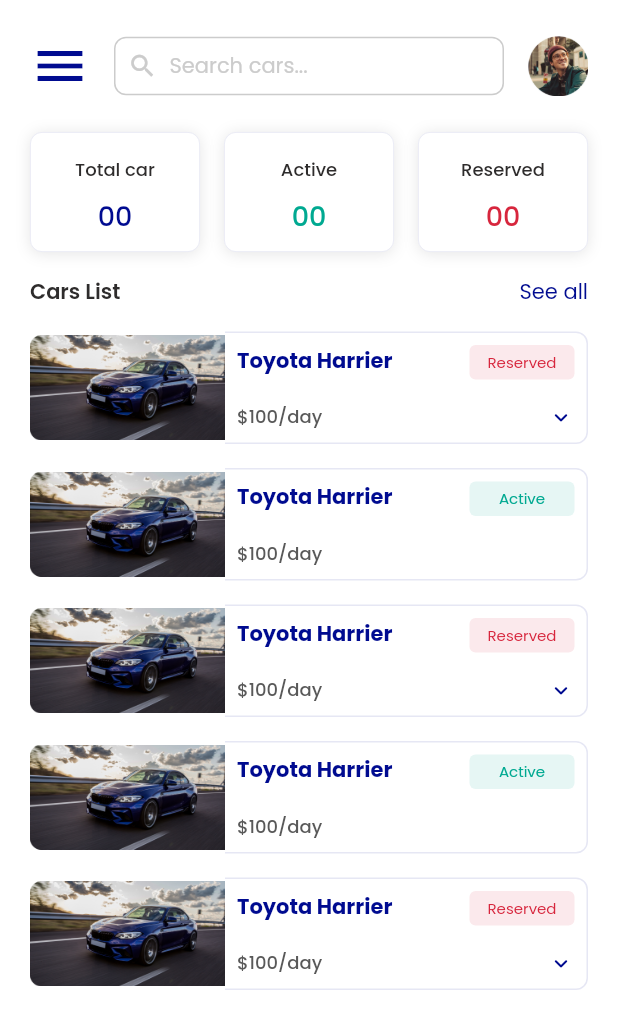
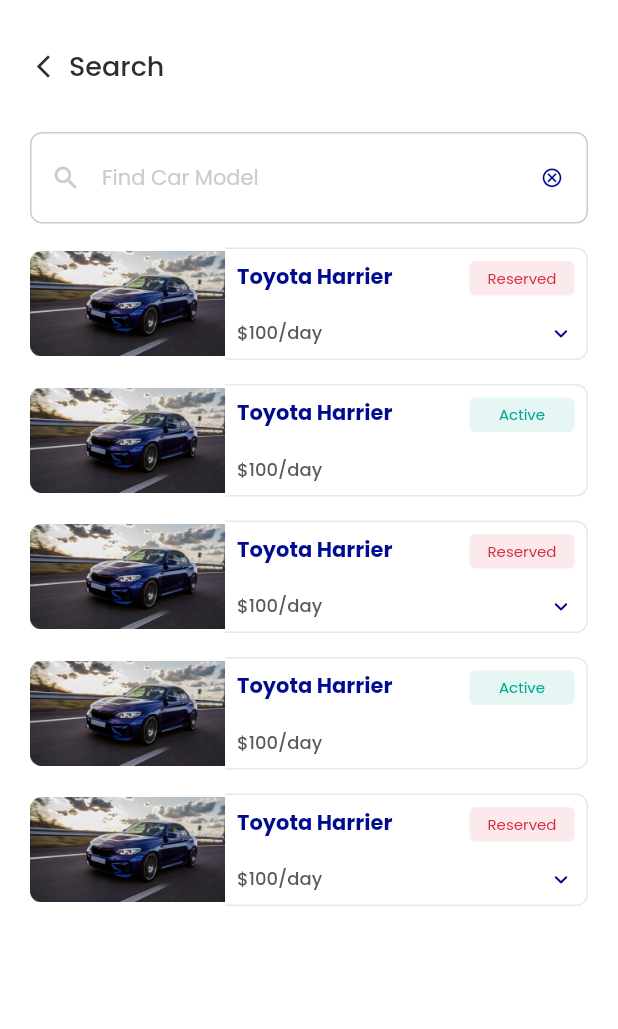
Before and after one commit to bdCalling-Sdt-hub/Renti-Host, a Flutter app: the HomeScreen screen opened by its route, after a tap on "Search cars...", on a phone screen of 412 x 824 dp. Shown: the top 1029 px of the screen. Run offline on Flutter 3.47's test engine with Material 2 defaults, Android fonts, the phone set to English and light mode, and no system bars; our stand-ins replace dotted_border, flutter_rating_bar, flutter_slidable, flutter_svg, get, google_fonts and 3 more.

Commit message:
fix NavBar and Search Screen

```diff
--- a/lib/core/route/app_route.dart
+++ b/lib/core/route/app_route.dart
@@ -10,6 +10,11 @@
 import 'package:renti_host/view/screens/auth/signin/sign_in_screen.dart';
 import 'package:renti_host/view/screens/auth/signup/sign_up_screen.dart';
 import 'package:renti_host/view/screens/auth/signup_continue/sign_up_continue.dart';
+import 'package:renti_host/view/screens/message/messages/messages_screen.dart';
+import 'package:renti_host/view/screens/navbar/custom_navbar.dart';
+import 'package:renti_host/view/screens/profile/profile_screen.dart';
+import 'package:renti_host/view/screens/rent_request/user_request/user_request_screen.dart';
+import 'package:renti_host/view/screens/search/search_screen.dart';
 import 'package:renti_host/view/screens/select_language/select_language_screen.dart';
 import 'package:renti_host/view/screens/splash/splash_screen.dart';
 
@@ -29,7 +34,13 @@
   static const String kycNumberVerification = "/kyc_number_verification";
   static const String kycEmailVerification = "/kyc_email_verification";
 
+  static const String navigation = "/navigation";
   static const String homeScreen = "/home_screen";
+  static const String rentScreen = "/rent_screen";
+  static const String messageScreen = "/message_screen";
+  static const String profileScreen = "/profile_screen";
+
+  static const String searchScreen = "/search_screen";
 
   static List<GetPage> routes = [
 
@@ -47,6 +58,13 @@
     GetPage(name: kycNumberVerification, page: ()=> const KYCNumberVerification()),
     GetPage(name: kycEmailVerification, page: ()=> const KYCEmailVerification()),
 
+    GetPage(name: navigation, page: ()=> const CustomNavBar()),
     GetPage(name: homeScreen, page: ()=> const HomeScreen()),
+    GetPage(name: rentScreen, page: ()=> const UserRequestScreen()),
+    GetPage(name: messageScreen, page: ()=> const MessageScreen()),
+    GetPage(name: profileScreen, page: ()=> const ProfileScreen()),
+
+    //Inner Screens
+    GetPage(name: searchScreen, page: ()=> const SearchScreen()),
   ];
 }
--- a/lib/utils/app_icons.dart
+++ b/lib/utils/app_icons.dart
@@ -22,4 +22,6 @@
   static const String support = "$basePath/support.svg";
   static const String termsConditions = "$basePath/terms_conditions.svg";
   static const String userList = "$basePath/user_list.svg";
+  static const String home = "$basePath/home.svg";
+  static const String message = "$basePath/message.svg";
 }
--- a/lib/utils/app_static_strings.dart
+++ b/lib/utils/app_static_strings.dart
@@ -122,6 +122,11 @@
   static const String end = "End: ";
   static const String seeAll = "See all";
 
+  //Search Screen All Strings\
+  static const String search = "Search";
+  static const String findCarModel = "Find Car Model";
+
+
   //logOut pop up Strings
   static const String alertMessage = "You sure want to log out";
   static const String yes = "Yes";
--- a/lib/view/screens/ home/home_screen.dart
+++ b/lib/view/screens/ home/home_screen.dart
@@ -3,6 +3,7 @@
 import 'package:get/get.dart';
 import 'package:renti_host/core/route/app_route.dart';
 import 'package:renti_host/utils/app_colors.dart';
+import 'package:renti_host/utils/app_icons.dart';
 import 'package:renti_host/utils/app_images.dart';
 import 'package:renti_host/utils/app_static_strings.dart';
 import 'package:renti_host/view/screens/%20home/inner_widgets/home_car_list.dart';
@@ -79,7 +80,9 @@
               ),
               Expanded(
                 child: GestureDetector(
-                  onTap: () {},
+                  onTap: () {
+                    Get.toNamed(AppRoute.searchScreen);
+                  },
                   child: Container(
                     margin: const EdgeInsets.symmetric(horizontal: 16),
                     padding:
@@ -113,15 +116,16 @@
         ),
         body: LayoutBuilder(
           builder: (BuildContext context, BoxConstraints constraints) {
-            return const SingleChildScrollView(
-              physics: BouncingScrollPhysics(),
-              padding: EdgeInsets.symmetric(horizontal: 20, vertical: 24),
+            return  SingleChildScrollView(
+              physics: const BouncingScrollPhysics(),
+              padding: const EdgeInsets.symmetric(horizontal: 20, vertical: 24),
               child: Column(
                 crossAxisAlignment: CrossAxisAlignment.center,
                 mainAxisAlignment: MainAxisAlignment.center,
                 children: [
-                  HomeTopSection(),
-                 /* const SizedBox(height: 80),
+                  const HomeTopSection(),
+
+                  const SizedBox(height: 80),
                   const CustomImage(
                       imageSrc: AppImages.adminApprovalImage,
                       imageType: ImageType.png),
@@ -148,9 +152,19 @@
                         ),
                       ],
                     ),
-                  ),*/
+                  ),
 
-                  HomeCarList()
+                  //This is the car list section... If host have previous car data that will Show here otherwise the screen show to Add New Car
+                  /*const SizedBox(height: 16),
+                  const Row(
+                    mainAxisAlignment: MainAxisAlignment.spaceBetween,
+                    crossAxisAlignment: CrossAxisAlignment.center,
+                    children: [
+                      CustomText(text: AppStaticStrings.carsList, fontWeight: FontWeight.w600),
+                      CustomText(text: AppStaticStrings.seeAll, color: AppColors.blueNormal),
+                    ],
+                  ),
+                  const HomeCarList()*/
                 ],
               ),
             );
--- a/lib/view/screens/ home/inner_widgets/home_car_list.dart
+++ b/lib/view/screens/ home/inner_widgets/home_car_list.dart
@@ -52,17 +52,6 @@
   @override
   Widget build(BuildContext context) {
     return Column(
-      children: [
-        const SizedBox(height: 16),
-        const Row(
-          mainAxisAlignment: MainAxisAlignment.spaceBetween,
-          crossAxisAlignment: CrossAxisAlignment.center,
-          children: [
-            CustomText(text: AppStaticStrings.carsList, fontWeight: FontWeight.w600),
-            CustomText(text: AppStaticStrings.seeAll, color: AppColors.blueNormal),
-          ],
-        ),
-        Column(
       children: List.generate(
         dataList.length,
         (index) {
@@ -200,8 +189,6 @@
           );
         },
       ),
-        ),
-      ],
     );
   }
 
--- a/lib/view/screens/auth/signin/inner_widget/sign_in_auth.dart
+++ b/lib/view/screens/auth/signin/inner_widget/sign_in_auth.dart
@@ -110,7 +110,7 @@
                   } else {
                     print(AppStaticStrings.failed);
                   }
-                  Get.toNamed(AppRoute.homeScreen);
+                  Get.toNamed(AppRoute.navigation);
                 },
                 titleText: AppStaticStrings.signIn,
                 buttonWidth: double.maxFinite,
--- a/lib/view/screens/deal_information/ratings/inner_widgets/rating_section.dart
+++ b/lib/view/screens/deal_information/ratings/inner_widgets/rating_section.dart
@@ -1,5 +1,6 @@
 import 'package:flutter/cupertino.dart';
 import 'package:flutter/material.dart';
+import 'package:flutter_rating_bar/flutter_rating_bar.dart';
 
 class RatingSection extends StatefulWidget {
   const RatingSection({super.key});
--- a/lib/view/screens/message/messages/inner_widgets/message_list.dart
+++ b/lib/view/screens/message/messages/inner_widgets/message_list.dart
@@ -1,5 +1,6 @@
 import 'package:flutter/cupertino.dart';
 import 'package:flutter/material.dart';
+import 'package:flutter_slidable/flutter_slidable.dart';
 import 'package:renti_host/view/screens/message/inbox/inbox_screen.dart';
 
 class MessageList extends StatelessWidget {
--- /dev/null
+++ b/lib/view/screens/search/search_screen.dart
@@ -0,0 +1,59 @@
+import 'package:flutter/material.dart';
+import 'package:google_fonts/google_fonts.dart';
+import 'package:renti_host/utils/app_colors.dart';
+import 'package:renti_host/utils/app_static_strings.dart';
+import 'package:renti_host/view/screens/%20home/inner_widgets/home_car_list.dart';
+import 'package:renti_host/view/widgets/appbar/custom_appbar.dart';
+import 'package:renti_host/view/widgets/back/custom_back.dart';
+
+class SearchScreen extends StatefulWidget {
+  const SearchScreen({super.key});
+
+  @override
+  State<SearchScreen> createState() => _SearchScreenState();
+}
+
+class _SearchScreenState extends State<SearchScreen> {
+  @override
+  Widget build(BuildContext context) {
+    return SafeArea(
+      top: true,
+      child: Scaffold(
+        backgroundColor: AppColors.whiteLight,
+        appBar: const CustomAppBar(appBarContent: CustomBack(text: AppStaticStrings.search,color: AppColors.blackNormal),),
+        body: SingleChildScrollView(
+          padding: const EdgeInsets.symmetric(horizontal: 20,vertical: 24),
+          child: Column(
+            crossAxisAlignment: CrossAxisAlignment.center,
+            children: [
+              TextFormField(
+                cursorColor: AppColors.blackNormal,
+                showCursor: true,
+                style: GoogleFonts.poppins(fontSize: 14,fontWeight: FontWeight.w400,color: AppColors.blackNormal),
+                decoration: InputDecoration(
+                  prefixIcon: const Icon(Icons.search_outlined,size: 20,color: AppColors.whiteNormalActive),
+                  suffixIcon: const Icon(Icons.cancel_outlined,size: 15,color: AppColors.blueNormal,),
+                  hintText: AppStaticStrings.findCarModel,
+                  hintStyle: const TextStyle(color: AppColors.whiteNormalActive,fontSize: 14,fontWeight: FontWeight.w400),
+                  border: OutlineInputBorder(
+                      borderRadius: BorderRadius.circular(8)
+                  ),
+                  enabledBorder: OutlineInputBorder(
+                      borderRadius: BorderRadius.circular(8),
+                      borderSide: const BorderSide(color: AppColors.whiteNormalActive,width: 1)
+                  ),
+                  focusedBorder: OutlineInputBorder(
+                      borderRadius: BorderRadius.circular(8),
+                      borderSide: const BorderSide(color: AppColors.whiteNormalActive,width: 1),
+                  ),
+                ),
+
+              ),
+              const HomeCarList()
+            ],
+          ),
+        ),
+      ),
+    );
+  }
+}
--- a/lib/view/widgets/back/custom_back.dart
+++ b/lib/view/widgets/back/custom_back.dart
@@ -37,7 +37,7 @@
         padding: EdgeInsets.symmetric(horizontal: horizontal, vertical: vertical),
         child: Row(
           children: [
-            Icon(Icons.arrow_back_ios_new, size: fontSize, color: AppColors.whiteLight),
+            Icon(Icons.arrow_back_ios_new, size: fontSize, color: color),
             CustomText(
               left: left,
               text: text,
--- a/pubspec.yaml
+++ b/pubspec.yaml
@@ -43,6 +43,8 @@
   get:
   flutter_svg:
   pin_code_text_field:
+  flutter_slidable:
+  flutter_rating_bar:
 
 dev_dependencies:
   flutter_test:
```
Also changed, not shown: lib/view/screens/navbar/custom_navbar.dart (added, +126 -0 lines), assets/icons/home.svg (added), assets/icons/message.svg (added), pubspec.lock. Lines whose indentation alone changed are shown as unchanged.
